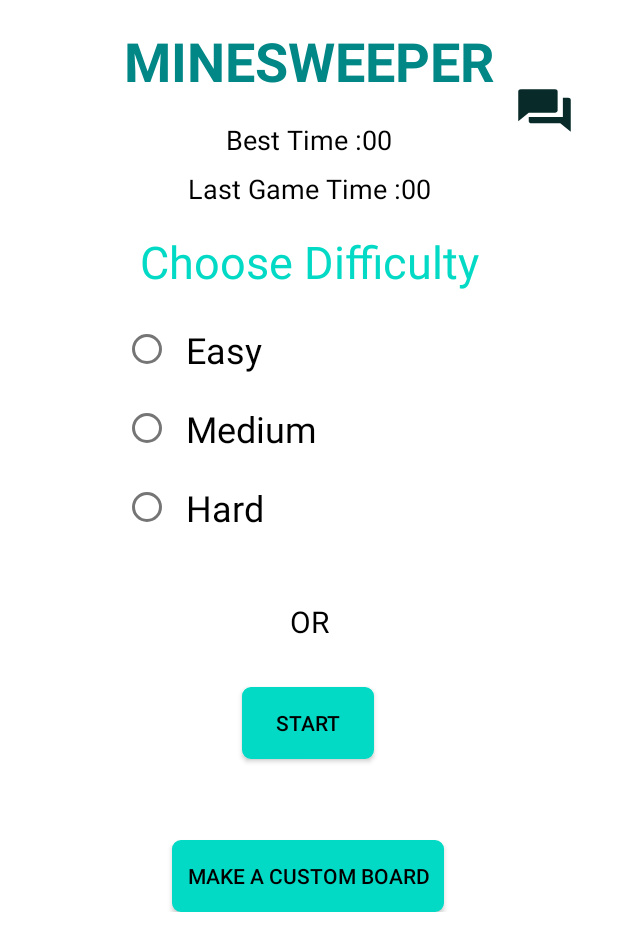
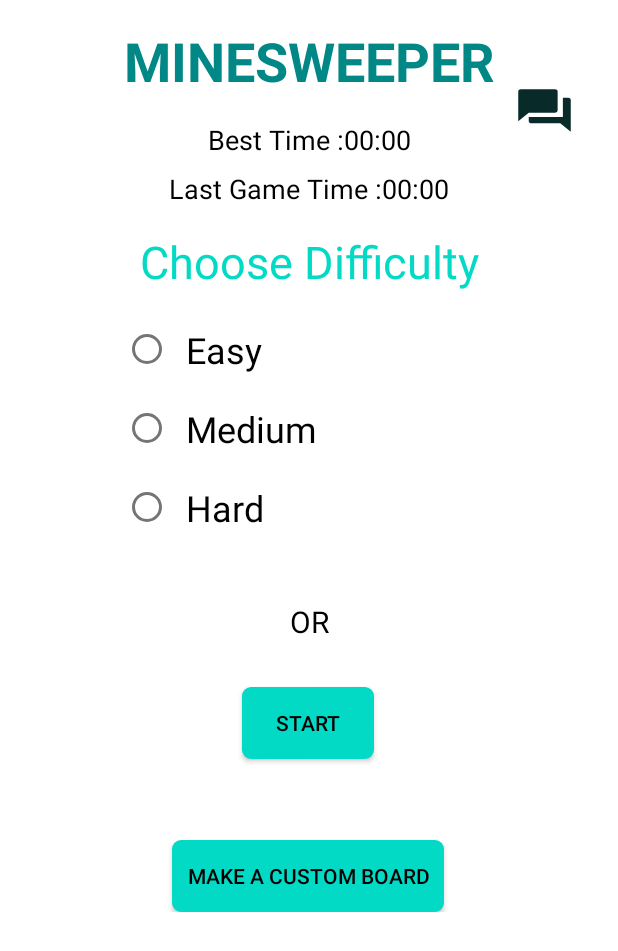
Before and after one commit to shivamgoel008/Minesweeper, an Android app: the screen it shows after launch (MainActivity), on a phone screen of 412 x 824 dp. Shown: the top 951 px of the screen. Run offline under Robolectric (Android 15) with nearby library versions, the phone set to English and light mode, and no system bars.

```diff
--- a/app/src/main/java/com/example/minesweeper_se_tang_hu/MainActivity.kt
+++ b/app/src/main/java/com/example/minesweeper_se_tang_hu/MainActivity.kt
@@ -1,7 +1,9 @@
 package com.example.minesweeper_se_tang_hu
 
 import android.app.AlertDialog
+import android.content.Context
 import android.content.Intent
+import android.content.SharedPreferences
 import androidx.appcompat.app.AppCompatActivity
 import android.os.Bundle
 import android.widget.Toast
@@ -11,10 +13,17 @@ import kotlinx.android.synthetic.main.activity_main.*
 class MainActivity : AppCompatActivity() {
 
     var level = ""
+    private lateinit var sharedPreferences: SharedPreferences
 
     override fun onCreate(savedInstanceState: Bundle?) {
         super.onCreate(savedInstanceState)
         setContentView(R.layout.activity_main)
+
+        sharedPreferences = this.getSharedPreferences("time", Context.MODE_PRIVATE)
+        bestTime.text=sharedPreferences.getString("Best","00:00")
+        val ltime: String? =sharedPreferences.getString("Last","00:00")
+
+        lastGameTime.text= ltime
 
 /* when user clicks on Make Custom Button */
         custombutton.setOnClickListener{
```
Also changed, not shown: app/src/main/java/com/example/minesweeper_se_tang_hu/GamePlay.kt (+38 -1 lines), app/src/main/res/layout/activity_main.xml (indentation only).
